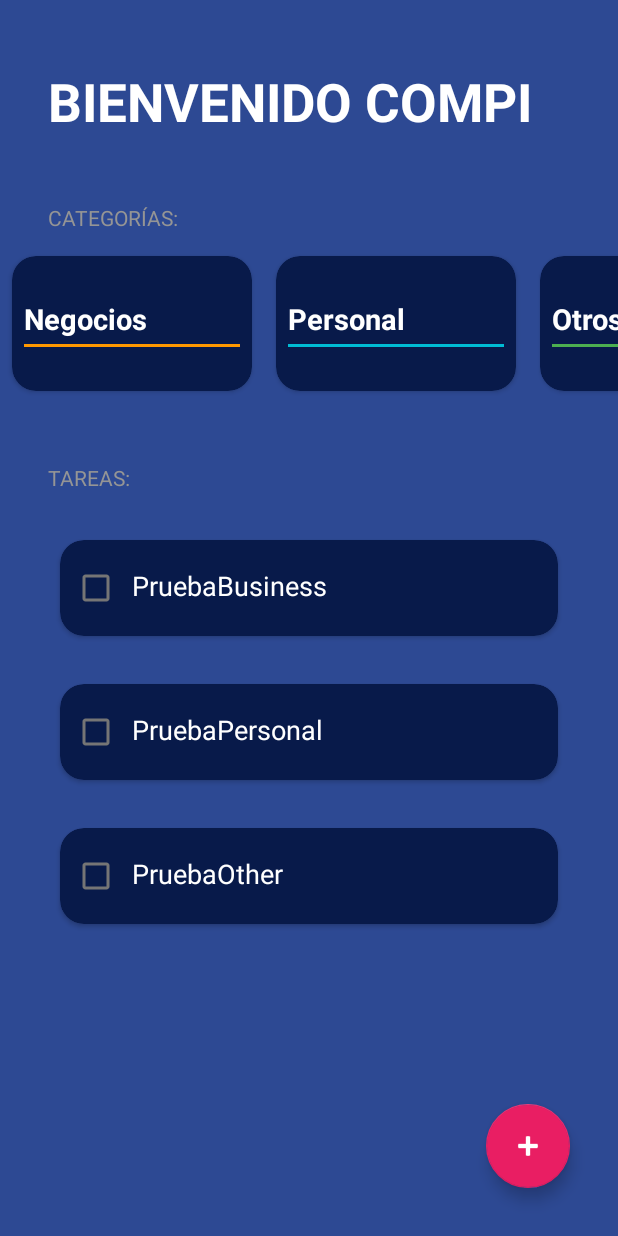
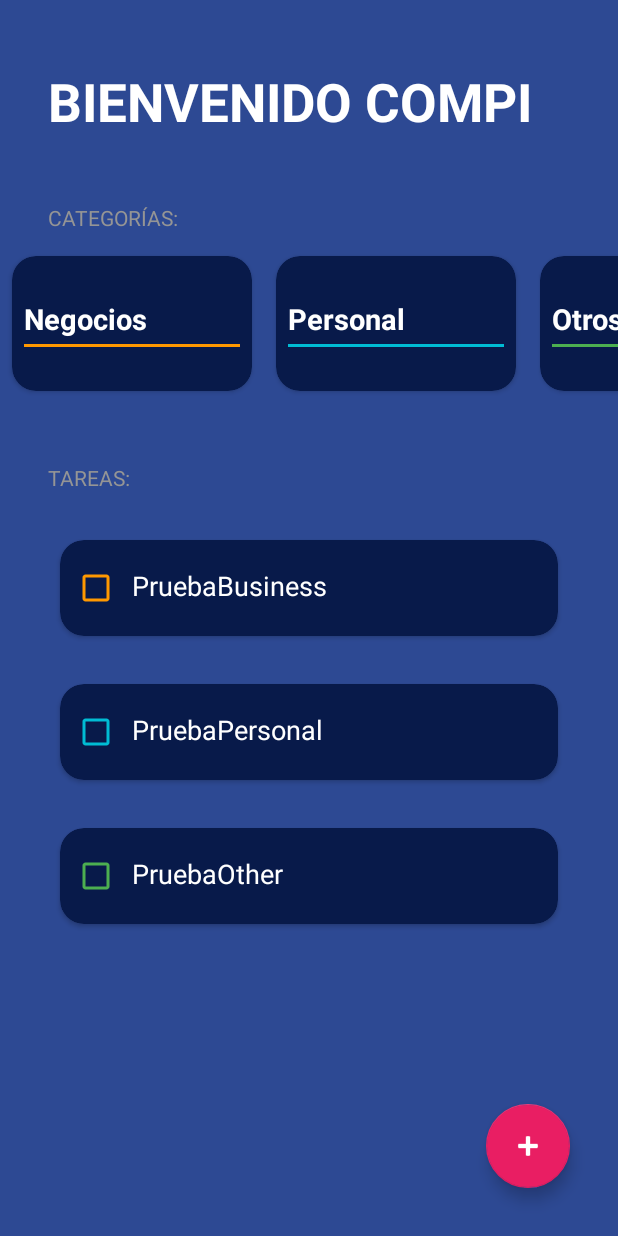
Before and after one commit to wmp84/AndroidMaster, an Android app: the TodoActivity screen opened directly, with no data from a screen before it, on a phone screen of 412 x 824 dp. Run offline under Robolectric (Android 15) with nearby library versions, the phone set to English and light mode, and no system bars.

Commit message:
Todo App 9

```diff
--- a/app/src/main/java/com/example/androidmaster/todoapp/Task.kt
+++ b/app/src/main/java/com/example/androidmaster/todoapp/Task.kt
@@ -1,4 +1,4 @@
 package com.example.androidmaster.todoapp
 
-data class Task(val name:String, val category: TaskCategory, var isSelected:Boolean=false) {
+data class Task(val name: String, val category: TaskCategory, var isSelected: Boolean = false) {
 }
--- a/app/src/main/java/com/example/androidmaster/todoapp/TasksAdapter.kt
+++ b/app/src/main/java/com/example/androidmaster/todoapp/TasksAdapter.kt
@@ -5,9 +5,11 @@ import android.view.ViewGroup
 import androidx.recyclerview.widget.RecyclerView
 import com.example.androidmaster.R
 
-class TasksAdapter(private val tasks:List<Task>):RecyclerView.Adapter<TasksViewHolder>() {
+class TasksAdapter(private val tasks: List<Task>, private val onTaskSelected: (Int) -> Unit) :
+    RecyclerView.Adapter<TasksViewHolder>() {
     override fun onCreateViewHolder(parent: ViewGroup, viewType: Int): TasksViewHolder {
-        val view = LayoutInflater.from(parent.context).inflate(R.layout.item_todo_task,parent,false)
+        val view =
+            LayoutInflater.from(parent.context).inflate(R.layout.item_todo_task, parent, false)
         return TasksViewHolder(view)
     }
 
@@ -15,6 +17,7 @@ class TasksAdapter(private val tasks:List<Task>):RecyclerView.Adapter<TasksViewH
 
     override fun onBindViewHolder(holder: TasksViewHolder, position: Int) {
         holder.render(tasks[position])
+        holder.itemView.setOnClickListener{ onTaskSelected(position)}
     }
 
 }
--- a/app/src/main/java/com/example/androidmaster/todoapp/TasksViewHolder.kt
+++ b/app/src/main/java/com/example/androidmaster/todoapp/TasksViewHolder.kt
@@ -1,15 +1,35 @@
 package com.example.androidmaster.todoapp
 
+import android.content.res.ColorStateList
+import android.graphics.Paint
 import android.view.View
 import android.widget.CheckBox
 import android.widget.TextView
+import androidx.core.content.ContextCompat
 import androidx.recyclerview.widget.RecyclerView
 import com.example.androidmaster.R
 
 class TasksViewHolder(view: View) : RecyclerView.ViewHolder(view) {
     private val tvTasks: TextView = view.findViewById(R.id.tvTasks)
-    private val cbTasks: CheckBox = view.findViewById(R.id.cbTask)
+    private val cbTask: CheckBox = view.findViewById(R.id.cbTask)
     fun render(task: Task) {
+        if (task.isSelected) {
+            tvTasks.paintFlags = tvTasks.paintFlags or Paint.STRIKE_THRU_TEXT_FLAG
+        } else {
+            tvTasks.paintFlags = tvTasks.paintFlags and Paint.STRIKE_THRU_TEXT_FLAG.inv()
+        }
+
         tvTasks.text = task.name
+        cbTask.isChecked = task.isSelected
+
+        val color = when(task.category){
+            TaskCategory.Business -> R.color.todo_business_category
+            TaskCategory.Other -> R.color.todo_other_category
+            TaskCategory.Personal -> R.color.todo_personal_category
+        }
+
+        cbTask.buttonTintList= ColorStateList.valueOf(
+            ContextCompat.getColor(cbTask.context,color)
+        )
     }
 }
```
Also changed, not shown: app/src/main/java/com/example/androidmaster/todoapp/TodoActivity.kt (+22 -9 lines).
